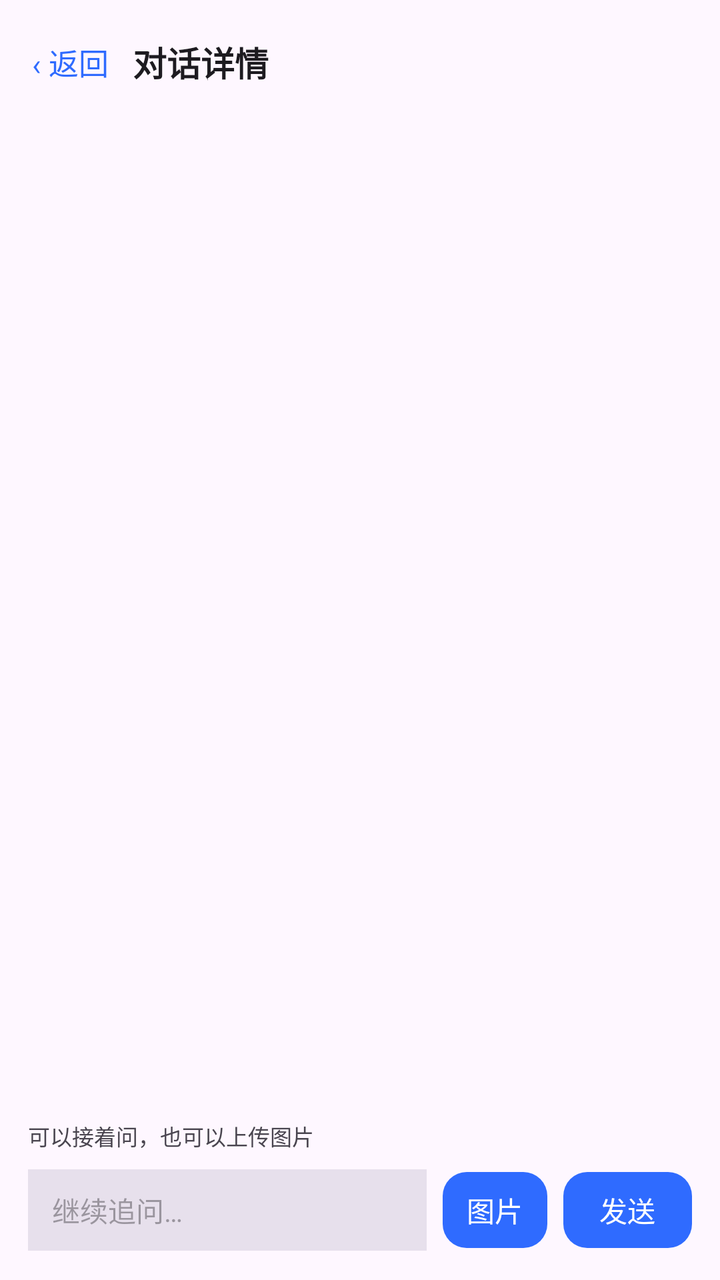
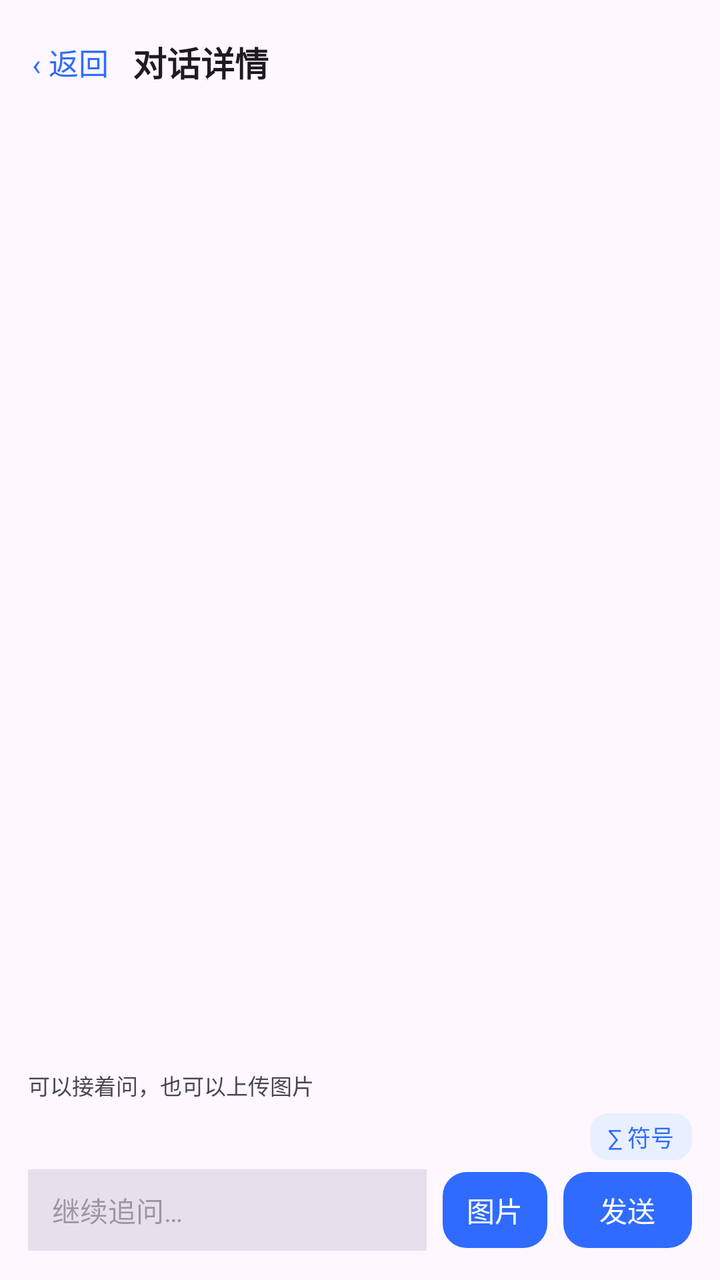

Compare the two renders of this Android layout. The source of the first and the diff that turns it into the second are given below.
<!-- AndroidManifest.xml: activity theme Theme.ScreenMemory -->
<!-- res/layout/activity_history_detail.xml -->
<?xml version="1.0" encoding="utf-8"?>
<LinearLayout xmlns:android="http://schemas.android.com/apk/res/android"
    xmlns:app="http://schemas.android.com/apk/res-auto"
    android:layout_width="match_parent"
    android:layout_height="match_parent"
    android:background="?android:attr/colorBackground"
    android:orientation="vertical">

    <LinearLayout
        android:layout_width="match_parent"
        android:layout_height="wrap_content"
        android:gravity="center_vertical"
        android:orientation="horizontal"
        android:paddingStart="8dp"
        android:paddingTop="12dp"
        android:paddingEnd="16dp"
        android:paddingBottom="8dp">

        <TextView
            android:id="@+id/tvBack"
            android:layout_width="wrap_content"
            android:layout_height="wrap_content"
            android:background="?attr/selectableItemBackgroundBorderless"
            android:paddingStart="8dp"
            android:paddingTop="8dp"
            android:paddingEnd="12dp"
            android:paddingBottom="8dp"
            android:text="‹ 返回"
            android:textColor="?attr/colorPrimary"
            android:textSize="15sp" />

        <TextView
            android:id="@+id/tvDetailTitle"
            android:layout_width="0dp"
            android:layout_height="wrap_content"
            android:layout_weight="1"
            android:text="对话详情"
            android:textColor="?android:attr/textColorPrimary"
            android:textSize="17sp"
            android:textStyle="bold" />
    </LinearLayout>

    <ScrollView
        android:id="@+id/detailScroll"
        android:layout_width="match_parent"
        android:layout_height="0dp"
        android:layout_weight="1"
        android:clipToPadding="false"
        android:paddingStart="16dp"
        android:paddingTop="4dp"
        android:paddingEnd="16dp"
        android:paddingBottom="16dp">

        <LinearLayout
            android:id="@+id/messageList"
            android:layout_width="match_parent"
            android:layout_height="wrap_content"
            android:orientation="vertical"
            android:paddingTop="4dp"
            android:paddingBottom="8dp" />
    </ScrollView>

    
    <LinearLayout
        android:layout_width="match_parent"
        android:layout_height="wrap_content"
        android:background="?android:attr/colorBackground"
        android:orientation="vertical"
        android:paddingStart="14dp"
        android:paddingTop="8dp"
        android:paddingEnd="14dp"
        android:paddingBottom="12dp">

        <TextView
            android:id="@+id/tvFollowStatus"
            android:layout_width="match_parent"
            android:layout_height="wrap_content"
            android:paddingBottom="6dp"
            android:text="可以接着问，也可以上传图片"
            android:textColor="?android:attr/textColorSecondary"
            android:textSize="11sp" />

        <LinearLayout
            android:id="@+id/imageAttachRow"
            android:layout_width="match_parent"
            android:layout_height="wrap_content"
            android:gravity="center_vertical"
            android:orientation="horizontal"
            android:paddingBottom="6dp"
            android:visibility="gone">

            <ImageView
                android:id="@+id/imageAttachPreview"
                android:layout_width="52dp"
                android:layout_height="52dp"
                android:background="?attr/colorSurfaceVariant"
                android:contentDescription="已附图片"
                android:scaleType="centerCrop" />

            <TextView
                android:id="@+id/tvImageAttachLabel"
                android:layout_width="0dp"
                android:layout_height="wrap_content"
                android:layout_weight="1"
                android:paddingStart="10dp"
                android:paddingEnd="6dp"
                android:text="图片已附上，发送时会一起交给模型"
                android:textColor="?android:attr/textColorSecondary"
                android:textSize="11sp" />

            <TextView
                android:id="@+id/tvImageAttachRemove"
                android:layout_width="wrap_content"
                android:layout_height="wrap_content"
                android:background="?attr/selectableItemBackgroundBorderless"
                android:contentDescription="移除图片"
                android:paddingStart="8dp"
                android:paddingTop="4dp"
                android:paddingEnd="4dp"
                android:paddingBottom="4dp"
                android:text="×"
                android:textColor="?android:attr/textColorSecondary"
                android:textSize="18sp" />
        </LinearLayout>

        <LinearLayout
            android:id="@+id/mathKeyboardHost"
            android:layout_width="match_parent"
            android:layout_height="wrap_content"
            android:orientation="vertical" />

        <LinearLayout
            android:layout_width="match_parent"
            android:layout_height="wrap_content"
            android:gravity="center_vertical"
            android:orientation="horizontal">

            <EditText
                android:id="@+id/etFollowInput"
                android:layout_width="0dp"
                android:layout_height="wrap_content"
                android:layout_weight="1"
                android:background="?attr/colorSurfaceVariant"
                android:hint="继续追问…"
                android:inputType="textMultiLine"
                android:maxLines="3"
                android:minLines="1"
                android:paddingStart="12dp"
                android:paddingTop="10dp"
                android:paddingEnd="12dp"
                android:paddingBottom="10dp"
                android:textColor="?android:attr/textColorPrimary"
                android:textSize="14sp" />

            <com.google.android.material.button.MaterialButton
                android:id="@+id/btnFollowImage"
                android:layout_width="wrap_content"
                android:layout_height="46dp"
                android:layout_marginStart="8dp"
                android:minWidth="0dp"
                android:paddingStart="12dp"
                android:paddingEnd="12dp"
                android:text="图片"
                app:cornerRadius="12dp" />

            <com.google.android.material.button.MaterialButton
                android:id="@+id/btnFollowSend"
                android:layout_width="wrap_content"
                android:layout_height="46dp"
                android:layout_marginStart="8dp"
                android:minWidth="0dp"
                android:paddingStart="18dp"
                android:paddingEnd="18dp"
                android:text="发送"
                app:cornerRadius="12dp" />
        </LinearLayout>
    </LinearLayout>
</LinearLayout>
<!-- resources referenced by this layout -->
<resources>
  <style name="Theme.ScreenMemory" parent="Theme.Material3.DayNight.NoActionBar">
          <item name="colorPrimary">#FF2F6BFF</item>
          <item name="colorOnPrimary">#FFFFFFFF</item>
          <item name="colorPrimaryContainer">#FFE8EFFF</item>
          <item name="colorOnPrimaryContainer">#FF12131A</item>
          <item name="android:statusBarColor">@android:color/transparent</item>
          <item name="android:windowLightStatusBar">true</item>
      </style>
</resources>

<!-- the commit's change to res/layout/activity_history_detail.xml (unified diff, before → after) -->
@@ -123,11 +123,35 @@
                 android:textSize="18sp" />
         </LinearLayout>
 
+        
+        <LinearLayout
+            android:layout_width="match_parent"
+            android:layout_height="wrap_content"
+            android:gravity="end"
+            android:orientation="horizontal"
+            android:paddingBottom="2dp">
+
+            <TextView
+                android:id="@+id/tvMathToggle"
+                android:layout_width="wrap_content"
+                android:layout_height="wrap_content"
+                android:background="@drawable/bg_math_chip"
+                android:contentDescription="展开数学符号栏"
+                android:paddingStart="9dp"
+                android:paddingTop="3dp"
+                android:paddingEnd="9dp"
+                android:paddingBottom="3dp"
+                android:text="∑ 符号"
+                android:textColor="?attr/colorPrimary"
+                android:textSize="11.5sp" />
+        </LinearLayout>
+
         <LinearLayout
             android:id="@+id/mathKeyboardHost"
             android:layout_width="match_parent"
             android:layout_height="wrap_content"
-            android:orientation="vertical" />
+            android:orientation="vertical"
+            android:visibility="gone" />
 
         <LinearLayout
             android:layout_width="match_parent"
<!-- resource entries referenced after the edit -->
@@ -1,5 +1,12 @@
 <!-- resources referenced by this layout -->
 <resources>
+  <!-- drawable bg_math_chip (drawable) -->
+  <?xml version="1.0" encoding="utf-8"?>
+  <shape xmlns:android="http://schemas.android.com/apk/res/android"
+      android:shape="rectangle">
+      <solid android:color="?attr/colorPrimaryContainer" />
+      <corners android:radius="9dp" />
+  </shape>
   <style name="Theme.ScreenMemory" parent="Theme.Material3.DayNight.NoActionBar">
           <item name="colorPrimary">#FF2F6BFF</item>
           <item name="colorOnPrimary">#FFFFFFFF</item>
